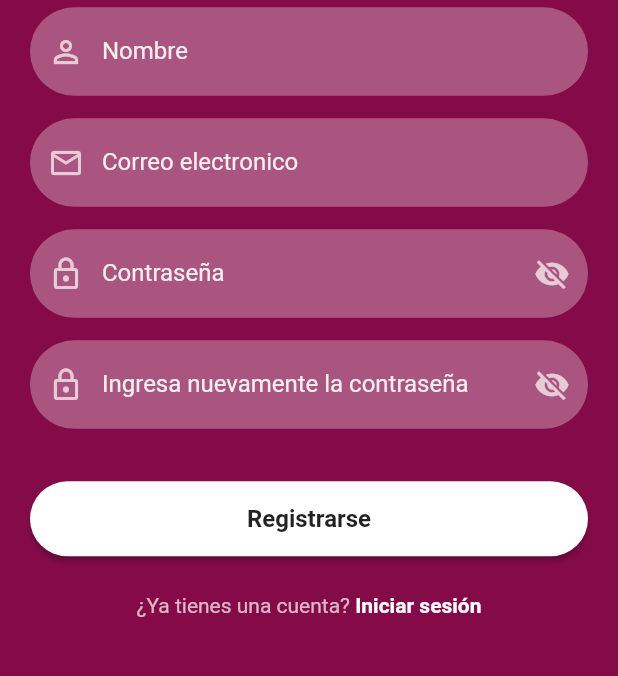
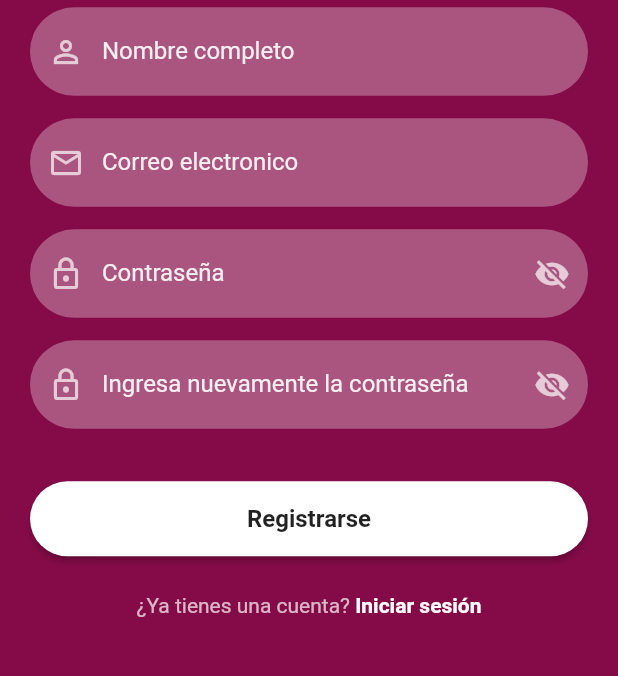
Before and after one commit to JDaniel1919/reserva_cae, a Flutter app: the Registro screen opened by its route, on a phone screen of 412 x 824 dp, the part 362-1038 px from its top. Run offline on Flutter 3.47's test engine with Material 2 defaults, Android fonts, the phone set to English and light mode, and no system bars; our stand-ins replace carousel_slider, firebase_auth, firebase_core, qr_flutter, smooth_page_indicator, splashscreen; accounts and stored records are empty.

Commit message:
V0.13.2 - Cambios para el merge

```diff
--- a/lib/Pantallas/Registro.dart
+++ b/lib/Pantallas/Registro.dart
@@ -35,7 +35,7 @@ class _RegistroState extends State<Registro> {
                     const SizedBox(
                       height: 5,
                     ),
-                    reusableTextField("Nombre", Icons.person_outline, false,
+                    reusableTextField("Nombre completo", Icons.person_outline, false,
                         _NombreTextController),
                     SizedBox(
                       height: 15,
```
